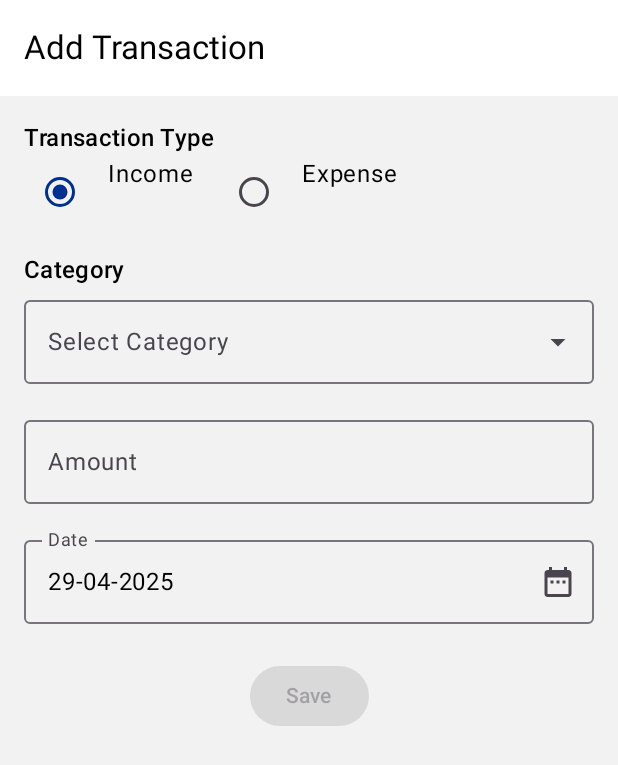
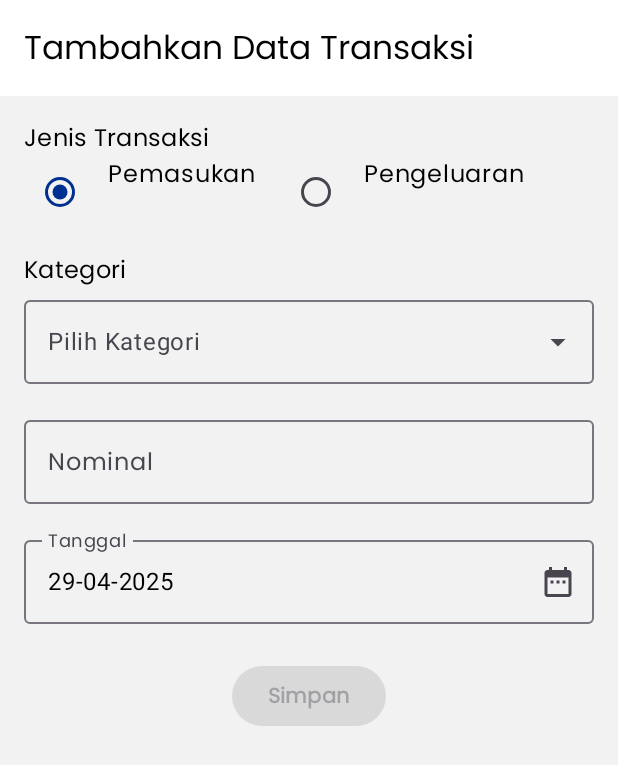
Before and after one commit to Arfi23/ETS-PPB-G-Centry-MoneyTracker, an Android app built with Jetpack Compose: the composable AddTransactionScreen shown on its own in the app's theme, on a phone screen of 412 x 824 dp. Shown: the top 765 px of the screen. Run offline under Robolectric (Android 15) with nearby library versions, the phone set to English and light mode, and no system bars.

Commit message:
Refactor the UI design

```diff
--- a/app/src/main/java/com/example/centrymoneytracker/ui/screens/AddTransactionScreen.kt
+++ b/app/src/main/java/com/example/centrymoneytracker/ui/screens/AddTransactionScreen.kt
@@ -23,6 +23,9 @@ import androidx.compose.material3.IconButton
 import androidx.compose.material3.Icon
 import androidx.compose.runtime.remember
 import androidx.compose.ui.platform.LocalContext
+import androidx.compose.ui.text.font.FontWeight
+import com.example.centrymoneytracker.PoppinsFont
+import com.example.centrymoneytracker.ui.theme.PrimaryColor
 import java.util.*
 
 
@@ -51,7 +54,7 @@ fun AddTransactionScreen(navController: NavController, viewModel: TransactionVie
     Scaffold(
         topBar = {
             TopAppBar(
-                title = { Text("Add Transaction") }
+                title = { Text("Tambahkan Data Transaksi", fontFamily = PoppinsFont) }
             )
         }
     ) { innerPadding ->
@@ -64,7 +67,7 @@ fun AddTransactionScreen(navController: NavController, viewModel: TransactionVie
             horizontalAlignment = Alignment.Start
         ) {
             // Pilih jenis transaksi
-            Text(text = "Transaction Type", style = MaterialTheme.typography.titleMedium)
+            Text(text = "Jenis Transaksi", style = MaterialTheme.typography.titleMedium , fontFamily = PoppinsFont)
             Row {
                 RadioButton(
                     selected = selectedType == TransactionType.INCOME,
@@ -73,7 +76,7 @@ fun AddTransactionScreen(navController: NavController, viewModel: TransactionVie
                         category = "" //reset category saat ganti tipe transaksi
                     }
                 )
-                Text("Income", modifier = Modifier.padding(start = 8.dp))
+                Text("Pemasukan", modifier = Modifier.padding(start = 8.dp), fontFamily = PoppinsFont)
 
                 Spacer(modifier = Modifier.width(16.dp))
 
@@ -84,13 +87,13 @@ fun AddTransactionScreen(navController: NavController, viewModel: TransactionVie
                         category = "" //reset category saat ganti tipe transaksi
                     }
                 )
-                Text("Expense", modifier = Modifier.padding(start = 8.dp))
+                Text("Pengeluaran", modifier = Modifier.padding(start = 8.dp), fontFamily = PoppinsFont)
             }
 
             Spacer(modifier = Modifier.height(16.dp))
 
             // Dropdown Kategori
-            Text(text = "Category", style = MaterialTheme.typography.titleMedium)
+            Text(text = "Kategori", style = MaterialTheme.typography.titleMedium, fontFamily = PoppinsFont)
             ExposedDropdownMenuBox(
                 expanded = expanded,
                 onExpandedChange = { expanded = !expanded }
@@ -99,7 +102,7 @@ fun AddTransactionScreen(navController: NavController, viewModel: TransactionVie
                     value = category,
                     onValueChange = {},
                     readOnly = true,
-                    label = { Text("Select Category") },
+                    label = { Text("Pilih Kategori") },
                     trailingIcon = { ExposedDropdownMenuDefaults.TrailingIcon(expanded = expanded) },
                     modifier = Modifier.menuAnchor().fillMaxWidth()
                 )
@@ -130,7 +133,7 @@ fun AddTransactionScreen(navController: NavController, viewModel: TransactionVie
                         amount = input
                     }
                 },
-                label = { Text("Amount") },
+                label = { Text("Nominal", fontFamily = PoppinsFont) },
                 modifier = Modifier.fillMaxWidth(),
                 singleLine = true,
                 keyboardOptions = KeyboardOptions(keyboardType = KeyboardType.Number)
@@ -142,7 +145,7 @@ fun AddTransactionScreen(navController: NavController, viewModel: TransactionVie
             OutlinedTextField(
                 value = date,
                 onValueChange = {},
-                label = { Text("Date") },
+                label = { Text("Tanggal", fontFamily = PoppinsFont) },
                 modifier = Modifier.fillMaxWidth(),
                 readOnly = true,
                 trailingIcon = {
@@ -159,7 +162,7 @@ fun AddTransactionScreen(navController: NavController, viewModel: TransactionVie
                         )
                         datePickerDialog.show()
                     }) {
-                        Icon(imageVector = Icons.Filled.DateRange, contentDescription = "Select Date")
+                        Icon(imageVector = Icons.Filled.DateRange, contentDescription = "Pilih Tanggal")
                     }
                 }
             )
@@ -175,9 +178,13 @@ fun AddTransactionScreen(navController: NavController, viewModel: TransactionVie
                     navController.popBackStack() // Balik ke Home setelah simpan
                 },
                 modifier = Modifier.align(Alignment.CenterHorizontally),
-                enabled = isFormValid // tombol hanya aktif kalau form valid
+                enabled = isFormValid, // tombol hanya aktif kalau form valid
+                colors = ButtonDefaults.buttonColors(
+                    containerColor = MaterialTheme.colorScheme.primary, // warna latar tombol
+                    contentColor = MaterialTheme.colorScheme.onPrimary // warna teks tombol
+                )
             ) {
-                Text("Save")
+                Text("Simpan", fontFamily = PoppinsFont, fontWeight = FontWeight.Bold)
             }
         }
     }
```
Also changed, not shown: app/src/main/java/com/example/centrymoneytracker/ui/components/TransactionGroupCard.kt (+13 -7 lines), app/src/main/java/com/example/centrymoneytracker/ui/screens/HomeScreen.kt (+25 -5 lines), app/src/main/res/drawable/add.png (added), app/src/main/res/drawable/plus.png (added).
